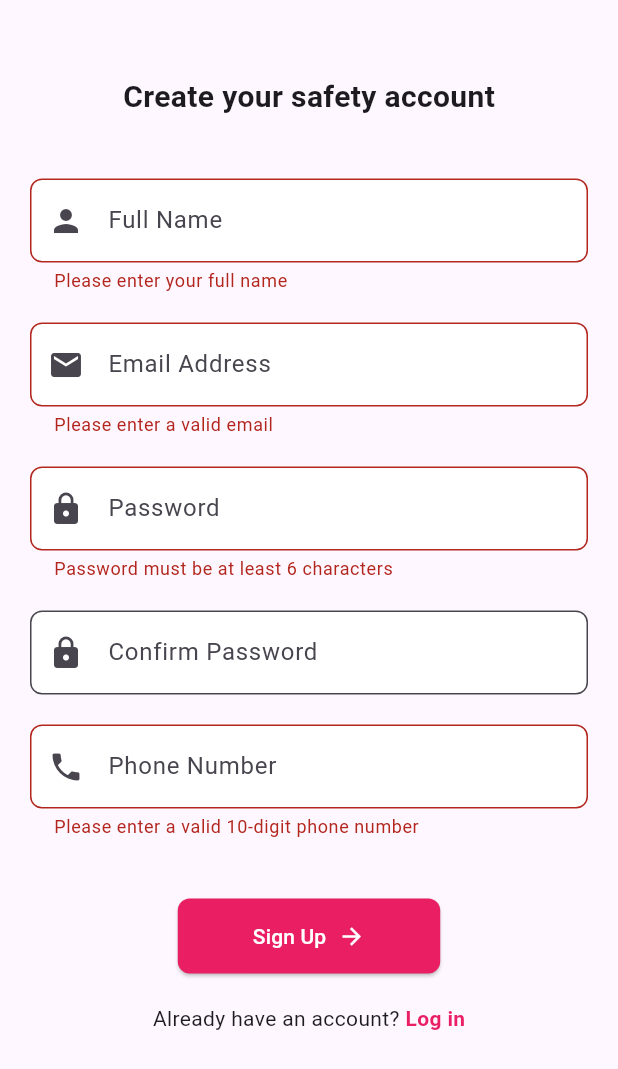
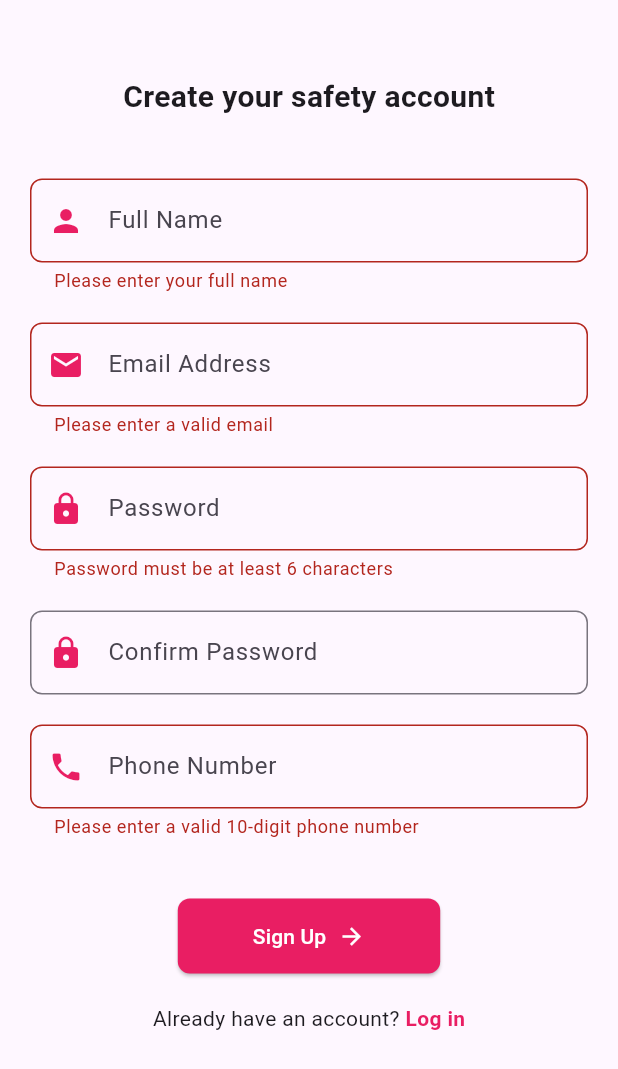
Before and after one commit to dilkush-31/women-saftey-2, a Flutter app: the SignUpPage screen opened directly, after a tap on "Sign Up", on a phone screen of 412 x 824 dp. Shown: the top 1069 px of the screen. Run offline on Flutter 3.47's test engine with Material 3 defaults, Android fonts, the phone set to English and light mode, and no system bars; our stand-ins replace firebase_auth, firebase_core, geolocator, google_fonts; accounts and stored records are empty; network calls fail; project files that could hold a hidden picture were left out.

Commit message:
integrate fire base

```diff
--- a/lib/signup_page.dart
+++ b/lib/signup_page.dart
@@ -1,7 +1,6 @@
+import 'package:firebase_auth/firebase_auth.dart';
 import 'package:flutter/material.dart';
 import 'first_page.dart'; // Correct path for the first page
-// import 'loginP_page.dart'; // If you plan to use this later, else you can remove this import
-// import 'main.dart';
 
 class SignUpPage extends StatefulWidget {
   const SignUpPage({super.key});
@@ -18,17 +17,43 @@
   final TextEditingController _confirmPasswordController = TextEditingController();
   final TextEditingController _phoneNumberController = TextEditingController();
 
-  void _signUp(BuildContext context) {
+  // Firebase Auth instance
+  final FirebaseAuth _auth = FirebaseAuth.instance;
+
+  // Sign up method using Firebase Auth
+  Future<void> _signUp(BuildContext context) async {
     if (_formKey.currentState!.validate()) {
+      try {
+        // Create user using FirebaseAuth
+        final UserCredential userCredential = await _auth.createUserWithEmailAndPassword(
+          email: _emailController.text.trim(),
+          password: _passwordController.text.trim(),
+        );
+
+        // After successful sign-up, show success message
         ScaffoldMessenger.of(context).showSnackBar(
           const SnackBar(content: Text('Sign-up successful!')),
         );
+
+        // Navigate to the StartPage or HomePage after 2 seconds
         Future.delayed(const Duration(seconds: 2), () {
           Navigator.pushReplacement(
             context,
-          MaterialPageRoute(builder: (context) => const StartPage()), // You can change this to HomePage or LoginPage
+            MaterialPageRoute(builder: (context) => const StartPage()), // Change this to HomePage if needed
           );
         });
+      } on FirebaseAuthException catch (e) {
+        // Handle errors during sign-up
+        String errorMessage = 'An error occurred, please try again later.';
+        if (e.code == 'email-already-in-use') {
+          errorMessage = 'The email address is already in use.';
+        } else if (e.code == 'weak-password') {
+          errorMessage = 'The password is too weak.';
+        }
+        ScaffoldMessenger.of(context).showSnackBar(
+          SnackBar(content: Text(errorMessage)),
+        );
+      }
     }
   }
 
@@ -135,7 +160,6 @@
     );
   }
 }
-
 class CustomTextField extends StatelessWidget {
   final TextEditingController controller;
   final String hintText;
@@ -144,13 +168,13 @@
   final String? Function(String?)? validator;
 
   const CustomTextField({
+    Key? key,
     required this.controller,
     required this.hintText,
     required this.icon,
     this.obscureText = false,
     this.validator,
-    super.key,
-  });
+  }) : super(key: key);
 
   @override
   Widget build(BuildContext context) {
@@ -159,16 +183,14 @@
       child: TextFormField(
         controller: controller,
         obscureText: obscureText,
+        validator: validator,
         decoration: InputDecoration(
-          prefixIcon: Icon(icon),
           hintText: hintText,
+          prefixIcon: Icon(icon, color: Colors.pink),
           border: OutlineInputBorder(
             borderRadius: BorderRadius.circular(8),
           ),
-          filled: true,
-          fillColor: Colors.white,
         ),
-        validator: validator,
       ),
     );
   }
--- a/pubspec.yaml
+++ b/pubspec.yaml
@@ -9,6 +9,9 @@
     sdk: flutter
   firebase_core: ^3.12.1
   google_fonts: ^6.2.1
+  firebase_auth: ^5.5.1
+  geolocator: ^13.0.3
+  google_maps_flutter: ^2.12.0
 
   # Add other dependencies here
   # Example:
```
Also changed, not shown: lib/first_page.dart (+49 -10 lines), lib/getuserlocation.dart (added, +22 -0 lines), lib/main.dart (+26 -6 lines), pubspec.lock, 3 other files. Lines whose indentation alone changed are shown as unchanged.
